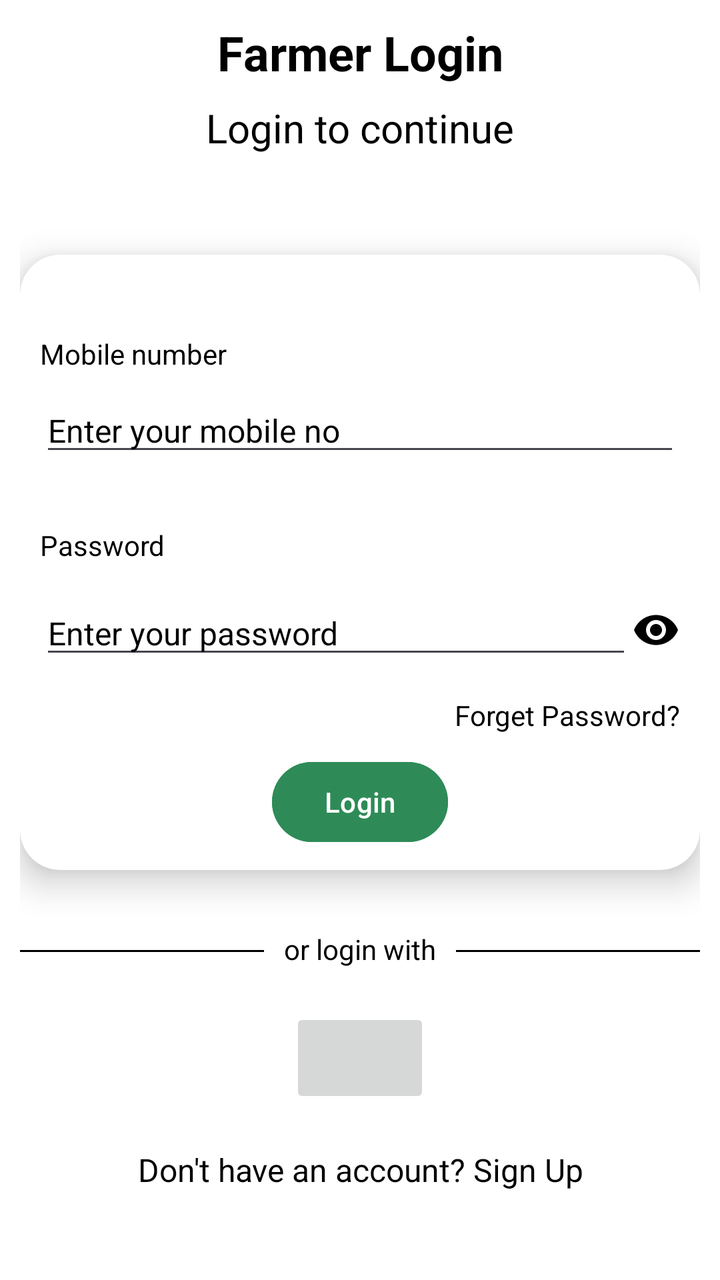
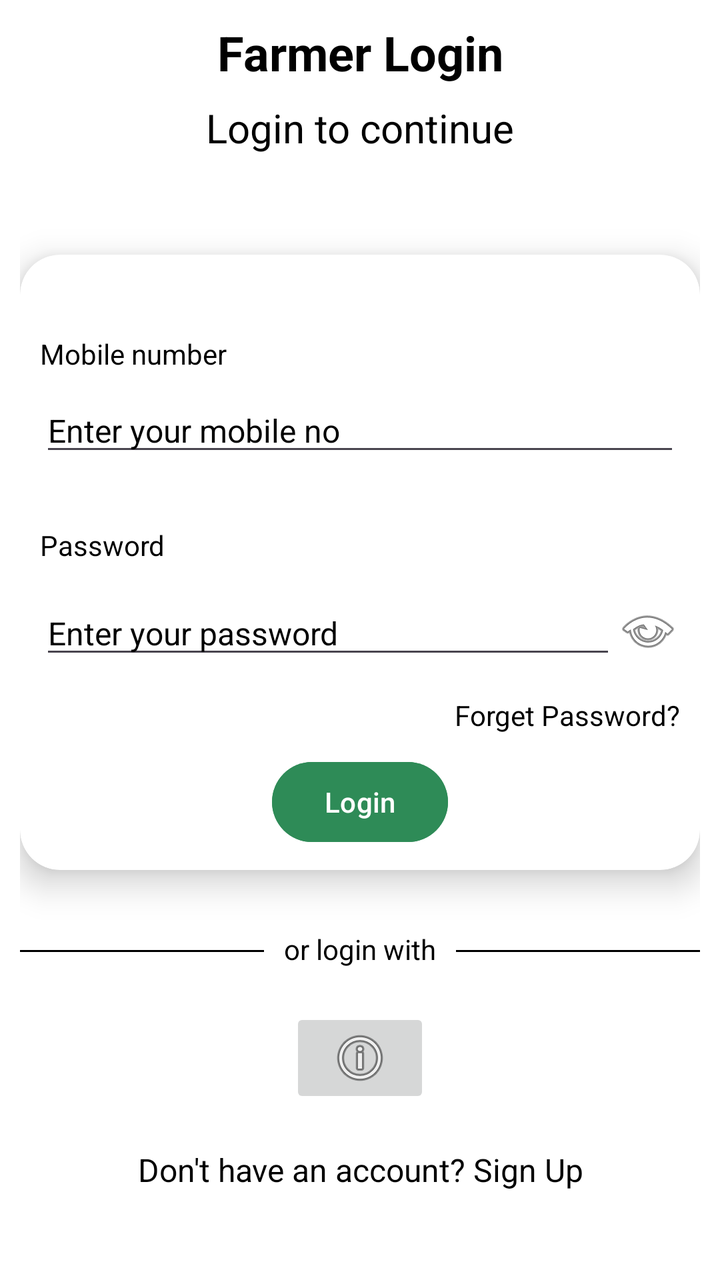

Compare the two renders of this Android layout. The source of the first and the diff that turns it into the second are given below.
<!-- AndroidManifest.xml: application theme Theme.FarmLink -->
<!-- res/layout/activity_seller_login.xml -->
<?xml version="1.0" encoding="utf-8"?>
<LinearLayout
    android:orientation="vertical"
    xmlns:android="http://schemas.android.com/apk/res/android"
    xmlns:app="http://schemas.android.com/apk/res-auto"
    xmlns:tools="http://schemas.android.com/tools"
    android:layout_height="match_parent"
    android:layout_width="match_parent"
    android:background="@color/white"
    android:layout_gravity="center"
    android:padding="10dp"
    android:layout_marginTop="10dp"
    tools:context=".SellerLogin" >

    <TextView
        android:layout_width="match_parent"
        android:layout_height="wrap_content"
        android:text="Farmer Login"
        android:textColor="@color/black"
        android:textStyle="bold"
        android:textSize="24sp"
        android:gravity="center"/>

    <TextView
        android:layout_width="match_parent"
        android:layout_height="wrap_content"
        android:text="Login to continue"
        android:textSize="20sp"
        android:textColor="@color/black"
        android:gravity="center"
        android:layout_marginTop="8dp"/>

    <androidx.cardview.widget.CardView
        android:layout_width="match_parent"
        android:layout_height="wrap_content"
        app:cardBackgroundColor="@color/white"
        android:padding="10dp"
        app:cardElevation="10dp"
        app:cardCornerRadius="20dp"
        android:layout_marginTop="50dp">

        <LinearLayout
            android:layout_width="match_parent"
            android:layout_height="wrap_content"
            android:orientation="vertical"
            android:padding="10dp">

            <TextView
                android:layout_width="match_parent"
                android:layout_height="wrap_content"
                android:text="Mobile number"
                android:textSize="14sp"
                android:textColor="@color/black"
                android:layout_marginTop="30dp" />

            <EditText
                android:id="@+id/loginNumber"
                android:layout_width="match_parent"
                android:layout_height="wrap_content"
                android:hint="Enter your mobile no"
                android:textColorHint="@color/black"
                android:textSize="16sp"
                android:inputType="number"
                android:maxLength="10"
                android:textColor="@color/black"
                android:layout_marginTop="8dp"/>

            <TextView
                android:layout_width="match_parent"
                android:layout_height="wrap_content"
                android:text="Password"
                android:textSize="14sp"
                android:textColor="@color/black"
                android:layout_marginTop="30dp" />

            <LinearLayout
                android:layout_width="match_parent"
                android:layout_height="wrap_content"
                android:orientation="horizontal"
                android:gravity="center"
                android:layout_marginTop="8dp">

                <EditText
                    android:id="@+id/loginPassword"
                    android:layout_width="0dp"
                    android:layout_height="wrap_content"
                    android:layout_weight="1"
                    android:hint="Enter your password"
                    android:textColor="@color/black"
                    android:textColorHint="@color/black"
                    android:textSize="16sp"
                    android:inputType="textPassword"/>

                <ImageView
                    android:id="@+id/loginPasswordVisibility"
                    android:layout_width="wrap_content"
                    android:layout_height="50dp"
                    android:src="@drawable/visibility_icon"
                    android:clickable="true"
                    android:focusable="true"/>

            </LinearLayout>

            <TextView
                android:id="@+id/loginForgetPass"
                android:layout_width="wrap_content"
                android:layout_height="wrap_content"
                android:text="Forget Password?"
                android:textColor="@color/black"
                android:layout_marginTop="8dp"
                android:layout_gravity="end"
                android:clickable="true"/>

            <Button
                android:id="@+id/loginButton"
                android:layout_width="wrap_content"
                android:layout_height="wrap_content"
                android:text="Login"
                android:backgroundTint="#2E8B57"
                android:layout_gravity="center"
                android:layout_marginTop="10dp"/>

        </LinearLayout>

    </androidx.cardview.widget.CardView>

    <LinearLayout
        android:layout_width="match_parent"
        android:layout_height="wrap_content"
        android:orientation="horizontal"
        android:layout_marginTop="30dp"
        android:layout_marginBottom="20dp" >

        <View
            android:layout_width="0dp"
            android:layout_height="1dp"
            android:layout_weight="1"
            android:background="@color/black"
            android:layout_marginTop="10dp"/>

        <TextView
            android:layout_width="wrap_content"
            android:layout_height="wrap_content"
            android:text="or login with"
            android:textColor="@color/black"
            android:layout_marginStart="10dp"
            android:layout_marginEnd="10dp"/>

        <View
            android:layout_width="0dp"
            android:layout_height="1dp"
            android:layout_weight="1"
            android:background="@color/black"
            android:layout_marginTop="10dp"/>

    </LinearLayout>

    <ImageButton
        android:layout_width="70dp"
        android:layout_height="50dp"
        android:layout_gravity="center"
        android:src=""/>

    <TextView
        android:layout_width="match_parent"
        android:layout_height="wrap_content"
        android:text="Don't have an account? Sign Up"
        android:textColor="@color/black"
        android:textSize="16sp"
        android:gravity="center"
        android:clickable="true"
        android:layout_marginTop="20dp"/>

</LinearLayout>
<!-- resources referenced by this layout -->
<resources>
  <color name="black">#FF000000</color>
  <color name="white">#FFFFFFFF</color>
  <!-- drawable visibility_icon (drawable) -->
  <vector xmlns:android="http://schemas.android.com/apk/res/android" android:height="24dp" android:tint="#000000" android:viewportHeight="24" android:viewportWidth="24" android:width="24dp">
        
      <path android:fillColor="@android:color/white" android:pathData="M12,4.5C7,4.5 2.73,7.61 1,12c1.73,4.39 6,7.5 11,7.5s9.27,-3.11 11,-7.5c-1.73,-4.39 -6,-7.5 -11,-7.5zM12,17c-2.76,0 -5,-2.24 -5,-5s2.24,-5 5,-5 5,2.24 5,5 -2.24,5 -5,5zM12,9c-1.66,0 -3,1.34 -3,3s1.34,3 3,3 3,-1.34 3,-3 -1.34,-3 -3,-3z"/>
      
  </vector>
  <style name="Theme.FarmLink" parent="Base.Theme.FarmLink" />
  <style name="Base.Theme.FarmLink" parent="Theme.Material3.DayNight.NoActionBar">
          
          
      </style>
</resources>

<!-- the commit's change to res/layout/activity_seller_login.xml (unified diff, before → after) -->
@@ -1,5 +1,6 @@
 <?xml version="1.0" encoding="utf-8"?>
 <LinearLayout
+    android:id="@+id/main"
     android:orientation="vertical"
     xmlns:android="http://schemas.android.com/apk/res/android"
     xmlns:app="http://schemas.android.com/apk/res-auto"
@@ -7,9 +8,7 @@
     android:layout_height="match_parent"
     android:layout_width="match_parent"
     android:background="@color/white"
-    android:layout_gravity="center"
     android:padding="10dp"
-    android:layout_marginTop="10dp"
     tools:context=".SellerLogin" >
 
     <TextView
@@ -95,7 +94,7 @@
                     android:id="@+id/loginPasswordVisibility"
                     android:layout_width="wrap_content"
                     android:layout_height="50dp"
-                    android:src="@drawable/visibility_icon"
+                    android:src="@android:drawable/ic_menu_view"
                     android:clickable="true"
                     android:focusable="true"/>
 
@@ -159,7 +158,7 @@
         android:layout_width="70dp"
         android:layout_height="50dp"
         android:layout_gravity="center"
-        android:src=""/>
+        android:src="@android:drawable/ic_menu_info_details"/>
 
     <TextView
         android:layout_width="match_parent"
<!-- resource entries referenced after the edit -->
@@ -2,12 +2,6 @@
 <resources>
   <color name="black">#FF000000</color>
   <color name="white">#FFFFFFFF</color>
-  <!-- drawable visibility_icon (drawable) -->
-  <vector xmlns:android="http://schemas.android.com/apk/res/android" android:height="24dp" android:tint="#000000" android:viewportHeight="24" android:viewportWidth="24" android:width="24dp">
-        
-      <path android:fillColor="@android:color/white" android:pathData="M12,4.5C7,4.5 2.73,7.61 1,12c1.73,4.39 6,7.5 11,7.5s9.27,-3.11 11,-7.5c-1.73,-4.39 -6,-7.5 -11,-7.5zM12,17c-2.76,0 -5,-2.24 -5,-5s2.24,-5 5,-5 5,2.24 5,5 -2.24,5 -5,5zM12,9c-1.66,0 -3,1.34 -3,3s1.34,3 3,3 3,-1.34 3,-3 -1.34,-3 -3,-3z"/>
-      
-  </vector>
   <style name="Theme.FarmLink" parent="Base.Theme.FarmLink" />
   <style name="Base.Theme.FarmLink" parent="Theme.Material3.DayNight.NoActionBar">
           
